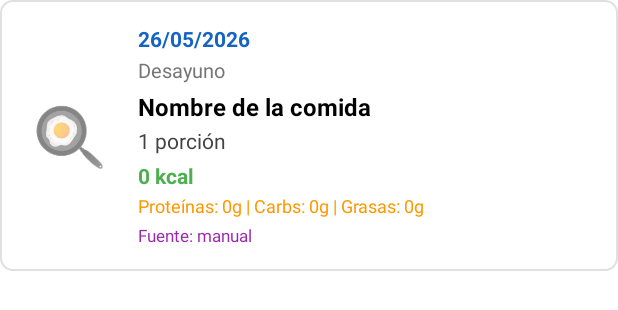
After one commit to jPabloUMG/NutriApp, an Android app: the layout item_comida.xml on its own in the app's theme, with its tools: preview values and no code run, on a phone screen of 412 x 824 dp. The commit adds this screen. Shown: the top 310 px of the screen. Run offline under Robolectric (Android 15) with nearby library versions, the phone set to English and light mode, and no system bars.

Commit message:
ver el registro de comidas

```diff
--- a/app/src/main/java/com/nutriapp/android/MainActivity.kt
+++ b/app/src/main/java/com/nutriapp/android/MainActivity.kt
@@ -175,6 +175,7 @@ class MainActivity : AppCompatActivity() {
 
         btnReportes.setOnClickListener {
             // TODO: ReportesActivity
+            startActivity(Intent(this, ReportesActivity::class.java))
         }
     }
 
--- /dev/null
+++ b/app/src/main/res/drawable/bg_card.xml
@@ -0,0 +1,8 @@
+<?xml version="1.0" encoding="utf-8"?>
+<shape xmlns:android="http://schemas.android.com/apk/res/android"
+    android:shape="rectangle">
+    <solid android:color="#FFFFFF"/>
+    <corners android:radius="8dp"/>
+    <padding android:left="8dp" android:top="8dp" android:right="8dp" android:bottom="8dp"/>
+    <stroke android:width="1dp" android:color="#E0E0E0"/>
+</shape>
--- /dev/null
+++ b/app/src/main/res/layout/item_comida.xml
@@ -0,0 +1,90 @@
+<?xml version="1.0" encoding="utf-8"?>
+<LinearLayout xmlns:android="http://schemas.android.com/apk/res/android"
+    android:layout_width="match_parent"
+    android:layout_height="wrap_content"
+    android:orientation="horizontal"
+    android:padding="16dp"
+    android:layout_marginBottom="10dp"
+    android:background="@drawable/bg_card"
+    android:gravity="center_vertical"> <TextView
+    android:id="@+id/tvIconoComida"
+    android:layout_width="60dp"
+    android:layout_height="60dp"
+    android:text="🍳"
+    android:textSize="40sp"
+    android:gravity="center"
+    android:layout_marginEnd="16dp" />
+
+    <LinearLayout
+        android:layout_width="0dp"
+        android:layout_height="wrap_content"
+        android:layout_weight="1"
+        android:orientation="vertical">
+
+        <TextView
+            android:id="@+id/tvFecha"
+            android:layout_width="wrap_content"
+            android:layout_height="wrap_content"
+            android:text="26/05/2026"
+            android:textColor="#1565C0"
+            android:textSize="14sp"
+            android:textStyle="bold" />
+
+        <TextView
+            android:id="@+id/tvTiempoComida"
+            android:layout_width="wrap_content"
+            android:layout_height="wrap_content"
+            android:layout_marginTop="2dp"
+            android:text="Desayuno"
+            android:textColor="#757575"
+            android:textSize="13sp" />
+
+        <TextView
+            android:id="@+id/tvNombreAlimento"
+            android:layout_width="wrap_content"
+            android:layout_height="wrap_content"
+            android:layout_marginTop="4dp"
+            android:text="Nombre de la comida"
+            android:textColor="#000000"
+            android:textSize="16sp"
+            android:textStyle="bold" />
+
+        <TextView
+            android:id="@+id/tvCantidad"
+            android:layout_width="wrap_content"
+            android:layout_height="wrap_content"
+            android:layout_marginTop="2dp"
+            android:text="1 porción"
+            android:textColor="#424242"
+            android:textSize="14sp" />
+
+        <TextView
+            android:id="@+id/tvCalorias"
+            android:layout_width="wrap_content"
+            android:layout_height="wrap_content"
+            android:layout_marginTop="4dp"
+            android:text="0 kcal"
+            android:textColor="#4CAF50"
+            android:textSize="14sp"
+            android:textStyle="bold" />
+
+        <TextView
+            android:id="@+id/tvMacros"
+            android:layout_width="wrap_content"
+            android:layout_height="wrap_content"
+            android:layout_marginTop="2dp"
+            android:text="Proteínas: 0g | Carbs: 0g | Grasas: 0g"
+            android:textColor="#FF9800"
+            android:textSize="12sp" />
+
+        <TextView
+            android:id="@+id/tvFuente"
+            android:layout_width="wrap_content"
+            android:layout_height="wrap_content"
+            android:layout_marginTop="4dp"
+            android:text="Fuente: manual"
+            android:textColor="#9C27B0"
+            android:textSize="11sp" />
+
+    </LinearLayout>
+</LinearLayout>
```
Also changed, not shown: app/src/main/AndroidManifest.xml (+10 -0 lines), app/src/main/java/com/nutriapp/android/ComidaAdapter.kt (added, +64 -0 lines), app/src/main/java/com/nutriapp/android/ReportesActivity.kt (added, +165 -0 lines), app/src/main/java/com/nutriapp/android/comida.kt (added, +13 -0 lines), app/src/main/res/layout/activity_reportes.xml (added, +32 -0 lines), 1 other file.
